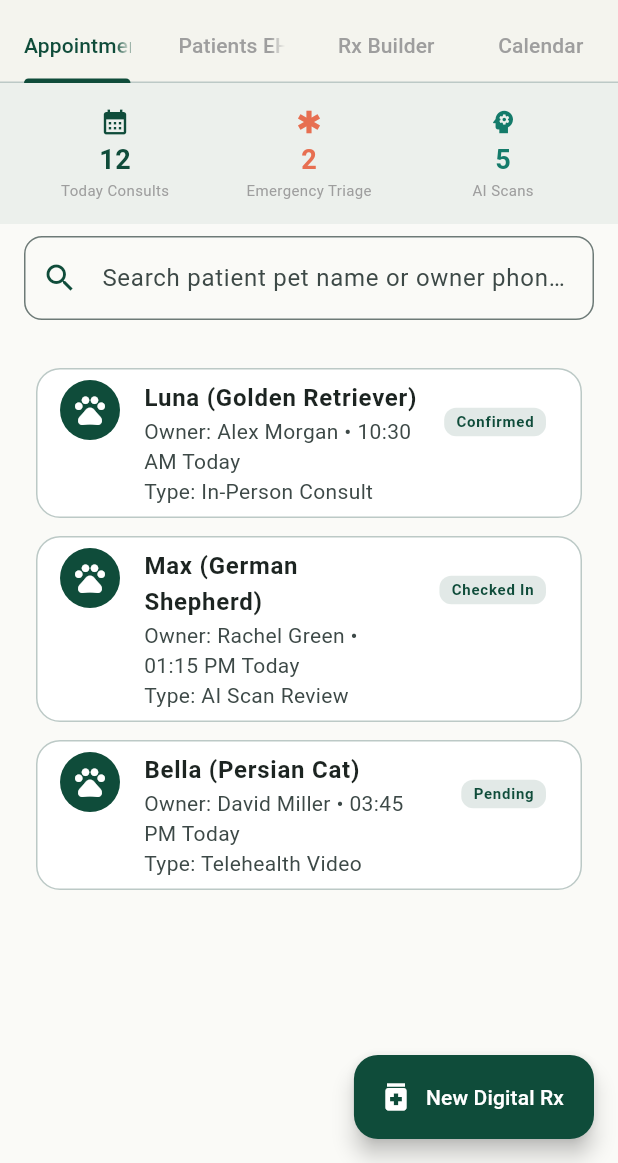
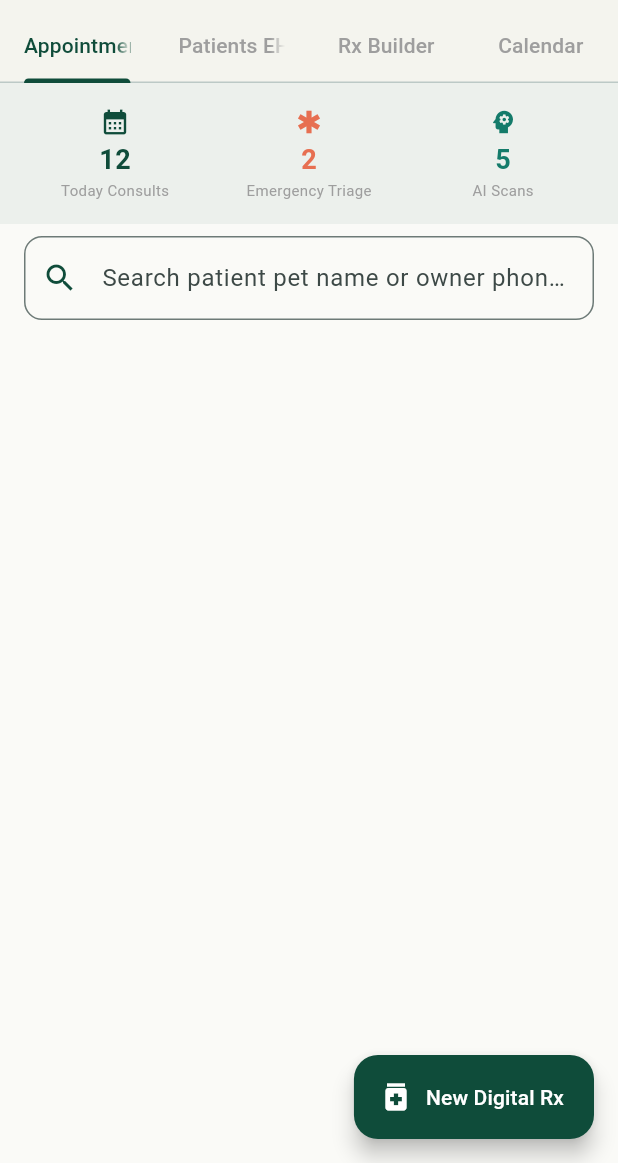
Before and after one commit to Antony0610/PetConnect_AI_2.0, a Flutter app: the ClinicalDashboardScreen screen opened by its route, on a phone screen of 412 x 824 dp, the part 73-1236 px from its top. Run offline on Flutter 3.47's test engine with Material 3 defaults, Android fonts, the phone set to English and light mode, and no system bars; our stand-ins replace dio, fl_chart, flutter_animate, flutter_riverpod, go_router, google_fonts and 1 more; accounts and stored records are empty.

Commit message:
refactor: remove prototype repositories and wire production providers

```diff
--- a/lib/src/core/widgets/shared_providers.dart
+++ b/lib/src/core/widgets/shared_providers.dart
@@ -21,33 +21,7 @@ class NotificationItem {
 }
 
 class NotificationsNotifier extends StateNotifier<List<NotificationItem>> {
-  NotificationsNotifier()
-      : super([
-          NotificationItem(
-            id: 'n1',
-            title: 'Vaccination Due Soon',
-            message: 'Luna\'s Rabies Booster is scheduled for next Tuesday.',
-            timestamp: DateTime.now().subtract(const Duration(hours: 2)),
-            type: 'reminder',
-            isRead: false,
-          ),
-          NotificationItem(
-            id: 'n2',
-            title: 'Geofence Exit Alert',
-            message: 'Luna crossed the Home Safe Zone geofence 15 mins ago.',
-            timestamp: DateTime.now().subtract(const Duration(hours: 5)),
-            type: 'alert',
-            isRead: false,
-          ),
-          NotificationItem(
-            id: 'n3',
-            title: 'AI Scan Diagnostic Ready',
-            message: 'Your recent skin vision diagnostic scan report is processed.',
-            timestamp: DateTime.now().subtract(const Duration(days: 1)),
-            type: 'system',
-            isRead: false,
-          ),
-        ]);
+  NotificationsNotifier() : super([]);
 
   void markAsRead(String id) {
     state = [
--- a/lib/src/features/ai_assistant/presentation/interactive_ai_chat_screen.dart
+++ b/lib/src/features/ai_assistant/presentation/interactive_ai_chat_screen.dart
@@ -16,25 +16,25 @@ class _InteractiveAIChatScreenState extends State<InteractiveAIChatScreen> {
   final TextEditingController _textController = TextEditingController();
 
   bool _isTyping = false;
-  String _activeConversationTitle = 'Luna Health Consult';
+  String _activeConversationTitle = 'Pet Health Consult';
 
   final List<Map<String, String>> _messages = [
     {
       'sender': 'ai',
-      'text': 'Hello! I am your PetConnect AI Clinical Assistant. I am analyzing Luna\'s smart collar telemetry (8,420 steps today, 9.2 hrs restful sleep). How can I assist with her health, diet, or care today?'
+      'text': 'Hello! I am your PetConnect AI Clinical Assistant. I am ready to analyze your pet\'s health, collar telemetry, medical records, and diet. How can I assist with your pet\'s care today?'
     },
   ];
 
   final List<String> _suggestedPrompts = [
-    'Calculate Luna\'s daily caloric intake',
-    'Check skin rash symptoms',
-    'Vaccination booster schedule',
+    'Calculate daily caloric intake target',
+    'Check skin rash or allergy symptoms',
+    'Vaccination booster schedule info',
     'First aid for insect sting',
     'Smart collar GPS geofence setup',
   ];
 
   final List<Map<String, String>> _conversations = [
-    {'id': 'c1', 'title': 'Luna Health Consult', 'date': 'Today'},
+    {'id': 'c1', 'title': 'Pet Health Consult', 'date': 'Today'},
     {'id': 'c2', 'title': 'Diet & Nutrition Plan', 'date': 'Yesterday'},
     {'id': 'c3', 'title': 'Post-Vaccine Monitoring', 'date': 'July 20'},
   ];
@@ -64,15 +64,15 @@ class _InteractiveAIChatScreenState extends State<InteractiveAIChatScreen> {
     final lower = userMessage.toLowerCase();
 
     if (lower.contains('calor') || lower.contains('diet') || lower.contains('step')) {
-      responseText = 'Based on Luna\'s weight (28.5 kg), species (Dog - Golden Retriever), and active daily expenditure of 8,420 steps, her recommended daily caloric target is 1,280 kcal. Ensure 24% crude protein and fresh water access.';
+      responseText = 'Based on your pet\'s registered breed profile and daily activity expenditure, the recommended daily caloric target will be dynamically calculated. Ensure balanced crude protein and fresh water access.';
     } else if (lower.contains('rash') || lower.contains('skin') || lower.contains('flea')) {
       responseText = 'Skin lesions or localized redness can indicate allergic dermatitis or flea bite hypersensitivity. Clean the area with mild antiseptic soap. If scratching continues over 24 hours, perform an AI Vision Scan.';
     } else if (lower.contains('vaccin') || lower.contains('booster')) {
-      responseText = 'Luna\'s DHPP and Rabies vaccinations are registered as Up-to-Date in her Health Passport. Her next scheduled booster is due in October 2026.';
+      responseText = 'Your pet\'s DHPP and Rabies vaccinations can be registered and verified in the Health Passport. Check your active records for booster due dates.';
     } else if (lower.contains('sting') || lower.contains('first aid') || lower.contains('emergency')) {
       responseText = 'For insect or bee stings: 1) Safely scrape away any sting apparatus. 2) Apply a cold compress for 10 minutes. 3) Monitor for facial swelling or breathing distress. If lethargy occurs, tap Emergency SOS.';
     } else {
-      responseText = 'I have logged this inquiry in Luna\'s clinical care ledger. Based on veterinary guidelines for $userMessage, continue normal activity monitoring and consult your primary veterinarian if symptoms persist.';
+      responseText = 'I have logged this inquiry in your pet\'s care ledger. Based on veterinary guidelines for $userMessage, continue normal activity monitoring and consult your primary veterinarian if symptoms persist.';
     }
 
     setState(() {
--- a/lib/src/features/ai_scan/presentation/ai_scan_screen.dart
+++ b/lib/src/features/ai_scan/presentation/ai_scan_screen.dart
@@ -79,7 +79,7 @@ class _AIScanScreenState extends State<AIScanScreen> with SingleTickerProviderSt
     _showResultsModal(
       context,
       mode: modeLabel,
-      condition: modeLabel == 'Noseprint ID' ? 'Identity Verified (Luna #9842)' : 'Epidermal Allergic Dermatitis',
+      condition: modeLabel == 'Noseprint ID' ? 'Identity Verified (Biometric Record #9842)' : 'Epidermal Allergic Dermatitis',
       confidence: '96.8%',
       recommendations: 'Regular cleaning with medicated antiseptic wipes. Monitor area for redness or itching over 48 hours.',
     );
--- a/lib/src/features/health_passport/presentation/health_passport_screen.dart
+++ b/lib/src/features/health_passport/presentation/health_passport_screen.dart
@@ -110,7 +110,7 @@ class _HealthPassportScreenState extends State<HealthPassportScreen> with Single
               child: const Icon(Icons.qr_code_2, size: 160, color: AppColors.primaryTeal),
             ),
             AppSpacing.gapMd,
-            const Text('Scan this QR code at veterinary clinics to load Luna\'s verified medical passport instantly.', textAlign: TextAlign.center, style: TextStyle(fontSize: 13, color: Colors.grey)),
+            const Text('Scan this QR code at veterinary clinics to load your pet\'s verified medical passport instantly.', textAlign: TextAlign.center, style: TextStyle(fontSize: 13, color: Colors.grey)),
           ],
         ),
         actions: [
--- a/lib/src/features/pet_owner/domain/pet_entity.dart
+++ b/lib/src/features/pet_owner/domain/pet_entity.dart
@@ -92,7 +92,7 @@ class PetEntity {
 
   factory PetEntity.fromJson(Map<String, dynamic> json) => PetEntity(
         id: json['id'] ?? 'pet_${DateTime.now().millisecondsSinceEpoch}',
-        name: json['name'] ?? 'Luna',
+        name: json['name'] ?? 'Unnamed Pet',
         species: json['species'] ?? 'Dog',
         breed: json['breed'] ?? 'Golden Retriever',
         ageYears: (json['ageYears'] as num?)?.toDouble() ?? 3.5,
--- a/lib/src/features/smart_collar/presentation/live_tracking_screen.dart
+++ b/lib/src/features/smart_collar/presentation/live_tracking_screen.dart
@@ -127,7 +127,7 @@ class _LiveTrackingScreenState extends State<LiveTrackingScreen> with SingleTick
                         ),
                         AppSpacing.gapLg,
                         Text(
-                          'Luna is inside Home Geofence ($geofenceStatus)',
+                          'Pet is inside Home Geofence ($geofenceStatus)',
                           style: AppTypography.titleLarge(context).copyWith(color: Colors.white, fontWeight: FontWeight.bold),
                         ),
                         AppSpacing.gapSm,
--- a/lib/src/features/smart_collar/presentation/smart_collar_screen.dart
+++ b/lib/src/features/smart_collar/presentation/smart_collar_screen.dart
@@ -268,7 +268,7 @@ class _SmartCollarScreenState extends State<SmartCollarScreen> with SingleTicker
                           mainAxisSize: MainAxisSize.min,
                           children: [
                             Icon(Icons.location_on, color: AppColors.tertiaryCoral, size: 36),
-                            Text('Luna (Home)', style: TextStyle(color: Colors.white, fontWeight: FontWeight.bold, fontSize: 11)),
+                            Text('Pet Location (Home)', style: TextStyle(color: Colors.white, fontWeight: FontWeight.bold, fontSize: 11)),
                           ],
                         ),
                       ],
--- a/lib/src/features/vet/presentation/clinical_dashboard_screen.dart
+++ b/lib/src/features/vet/presentation/clinical_dashboard_screen.dart
@@ -1,5 +1,4 @@
 import 'package:flutter/material.dart';
-import 'package:go_router/go_router.dart';
 import '../../../core/constants/app_colors.dart';
 import '../../../core/constants/app_spacing.dart';
 import '../../../core/routing/app_router.dart';
@@ -17,36 +16,7 @@ class _ClinicalDashboardScreenState extends State<ClinicalDashboardScreen> with
   final TextEditingController _searchController = TextEditingController();
 
   String _searchQuery = '';
-
-  final List<Map<String, dynamic>> _appointments = [
-    {
-      'id': 'apt_1',
-      'pet': 'Luna (Golden Retriever)',
-      'owner': 'Alex Morgan',
-      'phone': '+1 (800) 555-0199',
-      'time': '10:30 AM Today',
-      'type': 'In-Person Consult',
-      'status': 'Confirmed',
-    },
-    {
-      'id': 'apt_2',
-      'pet': 'Max (German Shepherd)',
-      'owner': 'Rachel Green',
-      'phone': '+1 (800) 555-4422',
-      'time': '01:15 PM Today',
-      'type': 'AI Scan Review',
-      'status': 'Checked In',
-    },
-    {
-      'id': 'apt_3',
-      'pet': 'Bella (Persian Cat)',
-      'owner': 'David Miller',
-      'phone': '+1 (800) 555-8811',
-      'time': '03:45 PM Today',
-      'type': 'Telehealth Video',
-      'status': 'Pending',
-    },
-  ];
+  final List<Map<String, dynamic>> _appointments = [];
 
   @override
   void initState() {
@@ -221,31 +191,19 @@ class _ClinicalDashboardScreenState extends State<ClinicalDashboardScreen> with
                     }),
                   ],
                 ),
-                ListView(
-                  padding: AppSpacing.paddingLg,
-                  children: [
-                    ListTile(
-                      leading: const CircleAvatar(backgroundColor: AppColors.primaryTeal, child: Icon(Icons.folder_shared, color: Colors.white)),
-                      title: const Text('Luna (Golden Retriever)', style: TextStyle(fontWeight: FontWeight.bold)),
-                      subtitle: const Text('Microchip #985141 • Vaccinated Up-to-Date'),
-                      trailing: ElevatedButton(
-                        style: ElevatedButton.styleFrom(backgroundColor: AppColors.primaryTeal, foregroundColor: Colors.white),
-                        onPressed: () => context.go(AppRoutes.healthPassport),
-                        child: const Text('Open EHR'),
-                      ),
+                const Center(
+                  child: Padding(
+                    padding: AppSpacing.paddingLg,
+                    child: Column(
+                      mainAxisAlignment: MainAxisAlignment.center,
+                      children: [
+                        Icon(Icons.folder_off_outlined, size: 48, color: Colors.grey),
+                        AppSpacing.gapMd,
+                        Text('No Patient EHR Records Found', style: TextStyle(fontWeight: FontWeight.bold, fontSize: 16)),
+                        Text('Search for a patient or scan a QR code to load medical records.', style: TextStyle(color: Colors.grey, fontSize: 13)),
+                      ],
                     ),
-                    const Divider(),
-                    ListTile(
-                      leading: const CircleAvatar(backgroundColor: AppColors.primaryTeal, child: Icon(Icons.folder_shared, color: Colors.white)),
-                      title: const Text('Milo (British Shorthair)', style: TextStyle(fontWeight: FontWeight.bold)),
-                      subtitle: const Text('Microchip #441092 • Indoor Cat'),
-                      trailing: ElevatedButton(
-                        style: ElevatedButton.styleFrom(backgroundColor: AppColors.primaryTeal, foregroundColor: Colors.white),
-                        onPressed: () => context.go(AppRoutes.healthPassport),
-                        child: const Text('Open EHR'),
-                      ),
-                    ),
-                  ],
+                  ),
                 ),
                 Center(
                   child: Padding(
```
Also changed, not shown: lib/src/core/widgets/global_search_screen.dart (+1 -53 lines), lib/src/features/pet_owner/presentation/pet_owner_dashboard_screen.dart (+5 -5 lines).
